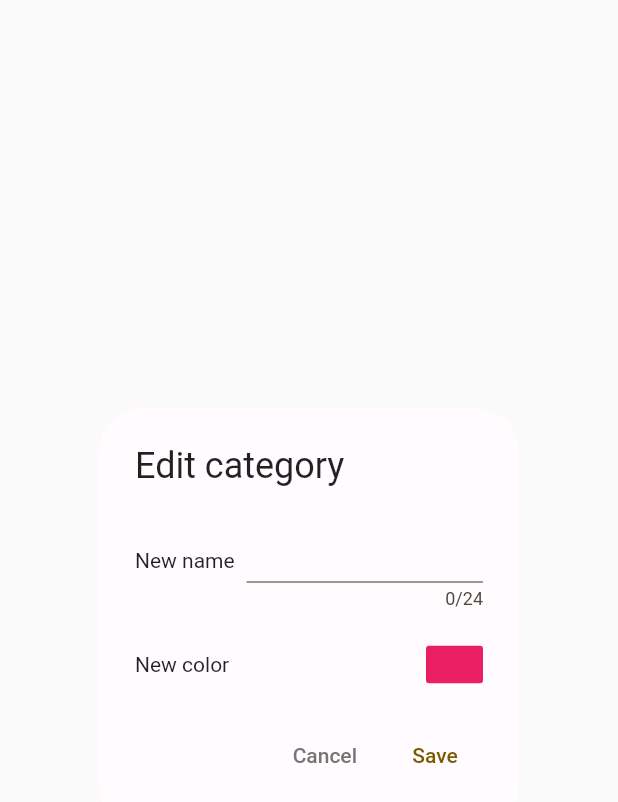
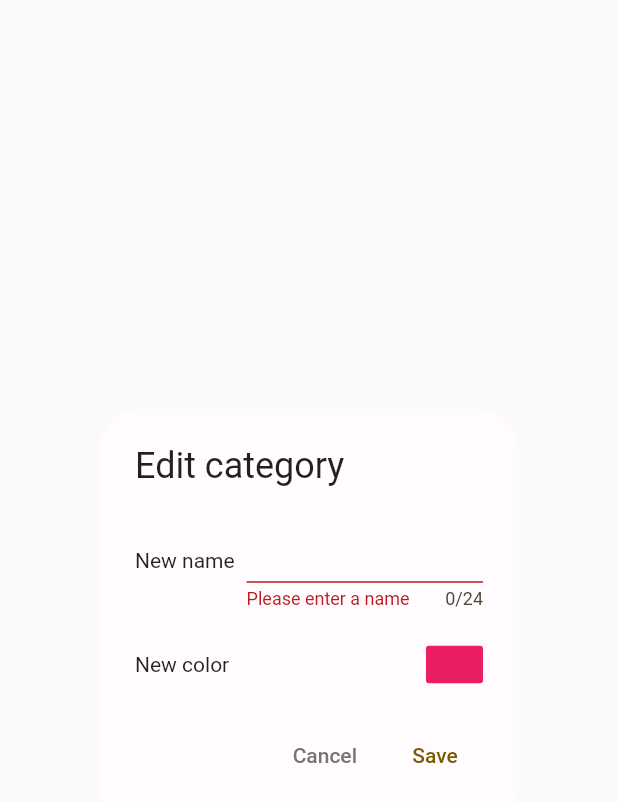
Before and after one commit to ikanadev/temea, a Flutter app: the EditCategory widget shown alone on an empty page, opened directly with empty values, after a tap on "Save", on a phone screen of 412 x 824 dp. Shown: the top 802 px of the screen. Run offline on Flutter 3.47's test engine with Material 2 defaults, Android fonts, the phone set to English and light mode, and no system bars; our stand-ins replace flutter_riverpod, go_router, isar, shared_preferences; accounts and stored records are empty; generated files the repository leaves out were written again.

Commit message:
Update model and edit category provider

```diff
--- a/lib/screens/category/edit_category.dart
+++ b/lib/screens/category/edit_category.dart
@@ -1,6 +1,7 @@
 import 'package:flutter/material.dart';
 import 'package:flutter_riverpod/flutter_riverpod.dart';
 import 'package:temea/models/category.dart';
+import 'package:temea/providers/category/category.dart';
 import 'package:temea/utils/utils.dart';
 import 'package:temea/widgets/widgets.dart';
 
@@ -37,7 +38,18 @@ class EditCategoryState extends ConsumerState<EditCategory> {
   }
 
   void _updateCategory() {
-    // TODO: handle update category
+    if (_formKey.currentState == null || !_formKey.currentState!.validate()) {
+      return;
+    }
+    ref
+        .read(categoryProvider.notifier)
+        .updateCategory(
+          cat: widget.category.copyWith(
+            name: _textCont.text,
+            color: _color,
+          ),
+        )
+        .whenComplete(_closeDialog);
   }
 
   @override
--- a/lib/screens/category/new_category.dart
+++ b/lib/screens/category/new_category.dart
@@ -32,7 +32,7 @@ class NewCategoryState extends ConsumerState<NewCategory> {
     }
     ref
         .read(categoryProvider.notifier)
-        .saveCategory(_textContr.text, _color)
+        .saveCategory(color: _color, name: _textContr.text)
         .whenComplete(_closeDialog);
   }
 
```
Also changed, not shown: lib/db/category_db.dart (+11 -4 lines), lib/providers/category/category.dart (+26 -12 lines), lib/db/category_db.g.dart.
